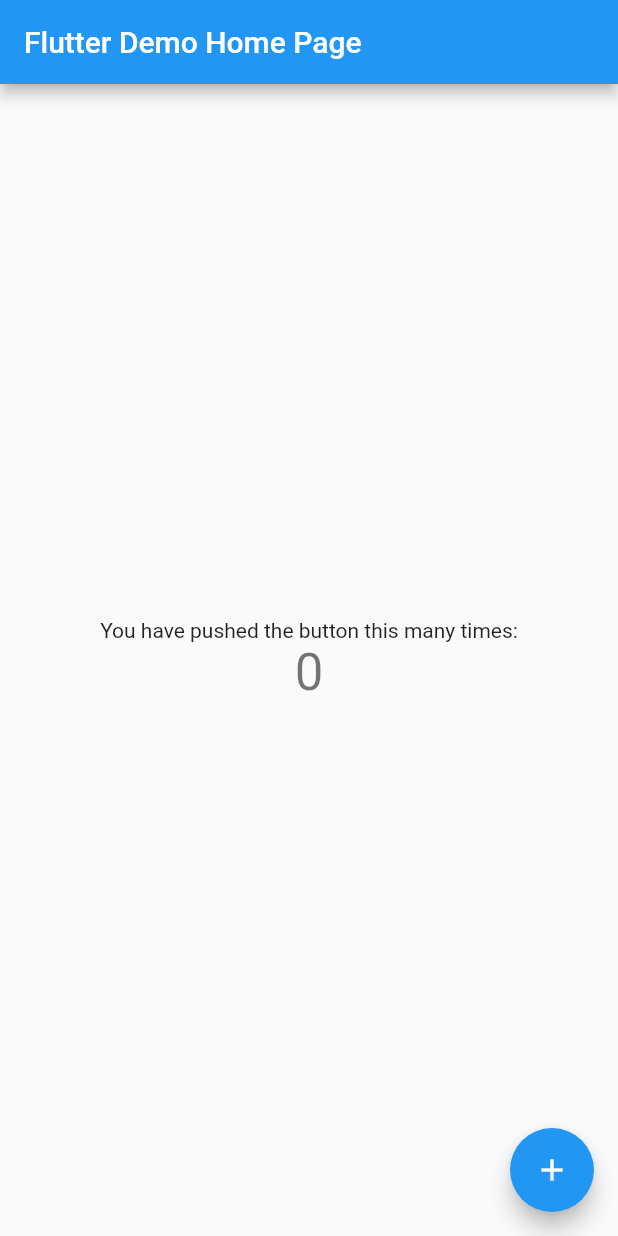
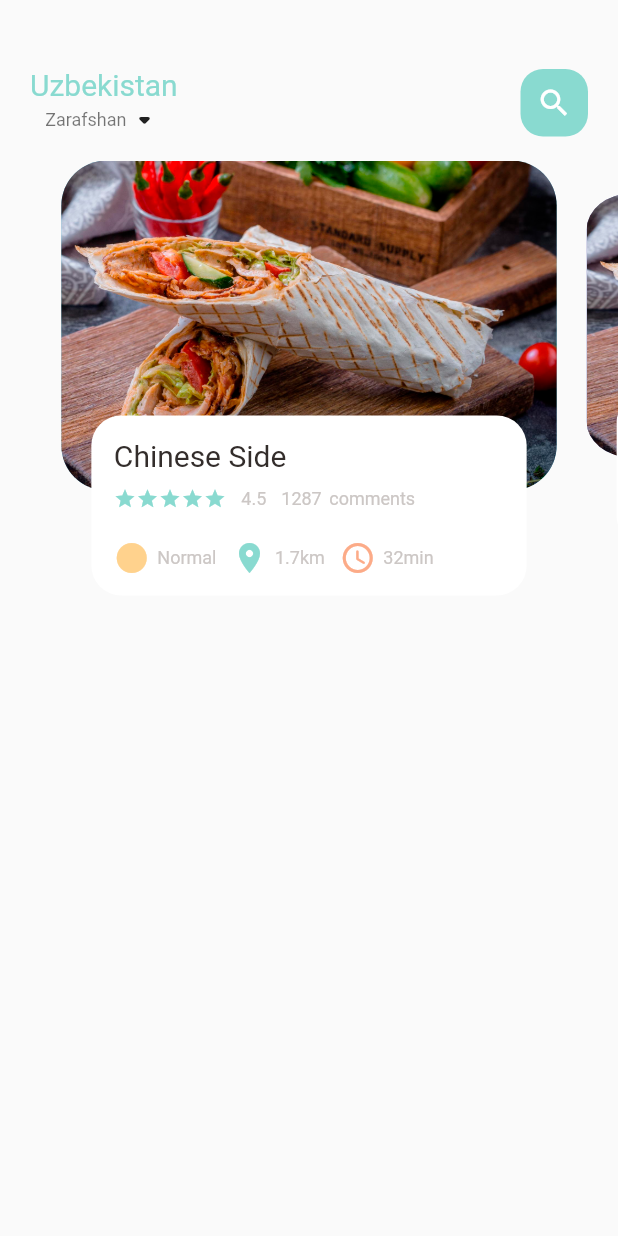
Before and after one commit to KHALMATOV-FARRUKH/food_delivery_app, a Flutter app: the screen it shows after launch, on a phone screen of 412 x 824 dp. Run offline on Flutter 3.47's test engine with Material 2 defaults, Android fonts, the phone set to English and light mode, and no system bars.

Commit message:
Created folders: assets/       /font       /image home utils widgets
Added .png files and font's (Roboto)

Created dart files:
big_text.dart
colors.dart
food_page_body.dart
icon_and_text_widget.dart
main_food_page.dart
small_text.dart

```diff
--- /dev/null
+++ b/lib/home/food_page_body.dart
@@ -0,0 +1,163 @@
+import 'package:flutter/material.dart';
+import 'package:flutter/cupertino.dart';
+import 'package:food_delivery_app/utils/colors.dart';
+import 'package:food_delivery_app/widgets/big_text.dart';
+import 'package:food_delivery_app/widgets/icon_and_text_widget.dart';
+import 'package:food_delivery_app/widgets/small_text.dart';
+
+class FoodPageBody extends StatefulWidget {
+  const FoodPageBody({Key? key}) : super(key: key);
+
+  @override
+  State<FoodPageBody> createState() => _FoodPageBodyState();
+}
+
+class _FoodPageBodyState extends State<FoodPageBody> {
+  PageController pageController = PageController(viewportFraction: 0.85);
+
+  var _currPageValue = 0.0;
+  double _scaleFactor = 0.8;
+  double _height = 220;
+
+  @override
+  void initState() {
+    super.initState();
+    pageController.addListener(() {
+      setState(() {
+        _currPageValue = pageController.page!;
+      });
+    });
+  }
+
+  @override
+  void dispose() {
+    pageController.dispose();
+  }
+
+  @override
+  Widget build(BuildContext context) {
+    return Container(
+      // color: Colors.red,
+      height: 320,
+      child: PageView.builder(
+          controller: pageController,
+          itemCount: 5,
+          itemBuilder: (context, position) {
+            return _buildPageItem(position);
+          }),
+    );
+  }
+
+  Widget _buildPageItem(int index) {
+    Matrix4 matrix = new Matrix4.identity();
+    if (index == _currPageValue.floor()) {
+      var currScale = 1 - (_currPageValue - index) * (1 - _scaleFactor);
+      var currTrans = _height * (1 - currScale) / 2;
+      matrix = Matrix4.diagonal3Values(1, currScale, 1)
+        ..setTranslationRaw(0, currTrans, 0);
+    } else if (index == _currPageValue.floor() + 1) {
+      var currScale =
+          _scaleFactor + (_currPageValue - index + 1) * (1 - _scaleFactor);
+      var currTrans = _height * (1 - currScale) / 2;
+      matrix = Matrix4.diagonal3Values(1, currScale, 1);
+      matrix = Matrix4.diagonal3Values(1, currScale, 1)
+        ..setTranslationRaw(0, currTrans, 0);
+    } else if (index == _currPageValue.floor() - 1) {
+      var currScale = 1 - (_currPageValue - index) * (1 - _scaleFactor);
+      var currTrans = _height * (1 - currScale) / 2;
+      matrix = Matrix4.diagonal3Values(1, currScale, 1);
+      matrix = Matrix4.diagonal3Values(1, currScale, 1)
+        ..setTranslationRaw(0, currTrans, 0);
+    } else {
+      var currScale = 0.8;
+      matrix = Matrix4.diagonal3Values(1, currScale, 1)
+        ..setTranslationRaw(0, _height * (1 - _scaleFactor) / 2, 1);
+    }
+
+    return Transform(
+      transform: matrix,
+      child: Stack(
+        children: [
+          Container(
+            height: 220,
+            margin: EdgeInsets.only(left: 10, right: 10),
+            decoration: BoxDecoration(
+              borderRadius: BorderRadius.circular(30),
+              color: index.isEven ? Color(0xFF69c5df) : Color(0xFF9294cc),
+              image: DecorationImage(
+                fit: BoxFit.cover,
+                image: AssetImage("assets/image/food0.png"),
+              ),
+            ),
+          ),
+          Align(
+            alignment: Alignment.bottomCenter,
+            child: Container(
+              height: 120,
+              margin: EdgeInsets.only(left: 30, right: 30, bottom: 30),
+              decoration: BoxDecoration(
+                borderRadius: BorderRadius.circular(20),
+                color: Colors.white,
+                boxShadow: [
+
+                ]
+              ),
+              child: Container(
+                padding: EdgeInsets.only(top: 15, left: 15, right: 15),
+                child: Column(
+                  crossAxisAlignment: CrossAxisAlignment.start,
+                  children: [
+                    BigText(text: "Chinese Side"),
+                    SizedBox(height: 10),
+                    Row(
+                      children: [
+                        Wrap(
+                          children: List.generate(5, (index) {
+                            return Icon(
+                              Icons.star,
+                              color: AppColors.mainColor,
+                              size: 15,
+                            );
+                          }),
+                        ),
+                        SizedBox(width: 10),
+                        SmallText(text: "4.5"),
+                        SizedBox(width: 10),
+                        SmallText(text: "1287"),
+                        SizedBox(width: 5),
+                        SmallText(text: "comments"),
+                      ],
+                    ),
+                    SizedBox(height: 20),
+                    Row(
+                      children: [
+                        IconAndTextWidget(
+                          icon: Icons.circle_sharp,
+                          text: "Normal",
+                          iconColor: AppColors.iconColor1,
+                        ),
+                        SizedBox(width: 10),
+                        IconAndTextWidget(
+                          icon: Icons.location_on,
+                          text: "1.7km",
+                          iconColor: AppColors.mainColor,
+                        ),
+                        SizedBox(width: 10),
+                        IconAndTextWidget(
+                          icon: Icons.access_time_rounded,
+                          text: "32min",
+                          iconColor: AppColors.iconColor2,
+                        ),
+                      ],
+                    ),
+                  ],
+                ),
+              ),
+
+            ),
+          ),
+        ],
+      ),
+    );
+  }
+}
--- /dev/null
+++ b/lib/home/main_food_page.dart
@@ -0,0 +1,64 @@
+import 'package:flutter/material.dart';
+import 'package:food_delivery_app/home/food_page_body.dart';
+import 'package:food_delivery_app/utils/colors.dart';
+import 'package:food_delivery_app/widgets/big_text.dart';
+import 'package:food_delivery_app/widgets/small_text.dart';
+
+class MainFoodPage extends StatefulWidget {
+  const MainFoodPage({Key? key}) : super(key: key);
+
+  @override
+  State<MainFoodPage> createState() => _MainFoodPageState();
+}
+
+class _MainFoodPageState extends State<MainFoodPage> {
+  @override
+  Widget build(BuildContext context) {
+    return Scaffold(
+      body: Column(
+        children: [
+          Container(
+            child: Container(
+              margin: EdgeInsets.only(top: 45, bottom: 15),
+              padding: EdgeInsets.only(left: 20, right: 20),
+              child: Row(
+                mainAxisAlignment: MainAxisAlignment.spaceBetween,
+                children: [
+                  Column(
+                    children: [
+                      BigText(
+                        text: "Uzbekistan",
+                        color: AppColors.mainColor,
+                      ),
+                      Row(
+                        children: [
+                          SmallText(text: "Zarafshan", color: Colors.black54),
+                          Icon(Icons.arrow_drop_down_rounded),
+                        ],
+                      ),
+                    ],
+                  ),
+                  Center(
+                    child: Container(
+                      width: 45,
+                      height: 45,
+                      child: Icon(
+                        Icons.search,
+                        color: Colors.white,
+                      ),
+                      decoration: BoxDecoration(
+                        borderRadius: BorderRadius.circular(15),
+                        color: AppColors.mainColor,
+                      ),
+                    ),
+                  ),
+                ],
+              ),
+            ),
+          ),
+          FoodPageBody(),
+        ],
+      ),
+    );
+  }
+}
--- a/lib/main.dart
+++ b/lib/main.dart
@@ -1,4 +1,5 @@
 import 'package:flutter/material.dart';
+import 'package:food_delivery_app/home/main_food_page.dart';
 
 void main() {
   runApp(const MyApp());
@@ -7,109 +8,16 @@
 class MyApp extends StatelessWidget {
   const MyApp({super.key});
 
-  // This widget is the root of your application.
+
   @override
   Widget build(BuildContext context) {
     return MaterialApp(
+      debugShowCheckedModeBanner: false,
       title: 'Flutter Demo',
       theme: ThemeData(
-        // This is the theme of your application.
-        //
-        // Try running your application with "flutter run". You'll see the
-        // application has a blue toolbar. Then, without quitting the app, try
-        // changing the primarySwatch below to Colors.green and then invoke
-        // "hot reload" (press "r" in the console where you ran "flutter run",
-        // or simply save your changes to "hot reload" in a Flutter IDE).
-        // Notice that the counter didn't reset back to zero; the application
-        // is not restarted.
         primarySwatch: Colors.blue,
       ),
-      home: const MyHomePage(title: 'Flutter Demo Home Page'),
+      home: MainFoodPage(),
     );
   }
 }
-
-class MyHomePage extends StatefulWidget {
-  const MyHomePage({super.key, required this.title});
-
-  // This widget is the home page of your application. It is stateful, meaning
-  // that it has a State object (defined below) that contains fields that affect
-  // how it looks.
-
-  // This class is the configuration for the state. It holds the values (in this
-  // case the title) provided by the parent (in this case the App widget) and
-  // used by the build method of the State. Fields in a Widget subclass are
-  // always marked "final".
-
-  final String title;
-
-  @override
-  State<MyHomePage> createState() => _MyHomePageState();
-}
-
-class _MyHomePageState extends State<MyHomePage> {
-  int _counter = 0;
-
-  void _incrementCounter() {
-    setState(() {
-      // This call to setState tells the Flutter framework that something has
-      // changed in this State, which causes it to rerun the build method below
-      // so that the display can reflect the updated values. If we changed
-      // _counter without calling setState(), then the build method would not be
-      // called again, and so nothing would appear to happen.
-      _counter++;
-    });
-  }
-
-  @override
-  Widget build(BuildContext context) {
-    // This method is rerun every time setState is called, for instance as done
-    // by the _incrementCounter method above.
-    //
-    // The Flutter framework has been optimized to make rerunning build methods
-    // fast, so that you can just rebuild anything that needs updating rather
-    // than having to individually change instances of widgets.
-    return Scaffold(
-      appBar: AppBar(
-        // Here we take the value from the MyHomePage object that was created by
-        // the App.build method, and use it to set our appbar title.
-        title: Text(widget.title),
-      ),
-      body: Center(
-        // Center is a layout widget. It takes a single child and positions it
-        // in the middle of the parent.
-        child: Column(
-          // Column is also a layout widget. It takes a list of children and
-          // arranges them vertically. By default, it sizes itself to fit its
-          // children horizontally, and tries to be as tall as its parent.
-          //
-          // Invoke "debug painting" (press "p" in the console, choose the
-          // "Toggle Debug Paint" action from the Flutter Inspector in Android
-          // Studio, or the "Toggle Debug Paint" command in Visual Studio Code)
-          // to see the wireframe for each widget.
-          //
-          // Column has various properties to control how it sizes itself and
-          // how it positions its children. Here we use mainAxisAlignment to
-          // center the children vertically; the main axis here is the vertical
-          // axis because Columns are vertical (the cross axis would be
-          // horizontal).
-          mainAxisAlignment: MainAxisAlignment.center,
-          children: <Widget>[
-            const Text(
-              'You have pushed the button this many times:',
-            ),
-            Text(
-              '$_counter',
-              style: Theme.of(context).textTheme.headline4,
-            ),
-          ],
-        ),
-      ),
-      floatingActionButton: FloatingActionButton(
-        onPressed: _incrementCounter,
-        tooltip: 'Increment',
-        child: const Icon(Icons.add),
-      ), // This trailing comma makes auto-formatting nicer for build methods.
-    );
-  }
-}
--- /dev/null
+++ b/lib/utils/colors.dart
@@ -0,0 +1,17 @@
+import 'dart:ui';
+
+class AppColors{
+  static final Color textColor = const Color(0xFFccc7c5);
+  static final Color mainColor = const Color(0xFF89dad0);
+
+  static final Color iconColor1 = const Color(0xFFffd28d);
+  static final Color iconColor2 = const Color(0xFFfcab88);
+  static final Color paraColor = const Color(0xFF8f837f);
+  static final Color buttonBackgroundColor = const Color(0xFFf7f6f4);
+  static final Color signColor = const Color(0xFFa9a29f);
+  static final Color mainBlackColor = const Color(0xFF332d2b);
+
+  static final Color yellowColor = const Color(0xFFffd379);
+
+
+}
--- /dev/null
+++ b/lib/widgets/big_text.dart
@@ -0,0 +1,31 @@
+import 'package:flutter/material.dart';
+
+class BigText extends StatelessWidget {
+   Color? color;
+  final String text;
+  double size;
+  TextOverflow overFlow;
+
+  BigText(
+      {Key? key,
+      this.color = const Color(0xFF332d2b),
+      required this.text,
+      this.size = 20,
+      this.overFlow = TextOverflow.ellipsis})
+      : super(key: key);
+
+  @override
+  Widget build(BuildContext context) {
+    return Text(
+      text,
+      maxLines: 1,
+      overflow: overFlow,
+      style: TextStyle(
+        fontFamily: 'Roboto',
+        color: color,
+        fontSize: size,
+        fontWeight: FontWeight.w400,
+      ),
+    );
+  }
+}
--- /dev/null
+++ b/lib/widgets/icon_and_text_widget.dart
@@ -0,0 +1,32 @@
+import 'package:flutter/cupertino.dart';
+import 'package:flutter/material.dart';
+import 'package:food_delivery_app/widgets/small_text.dart';
+
+class IconAndTextWidget extends StatelessWidget {
+  final IconData icon;
+  final String text;
+
+  final Color iconColor;
+
+  const IconAndTextWidget({
+    Key? key,
+    required this.icon,
+    required this.text,
+
+    required this.iconColor,
+  }) : super(key: key);
+
+  @override
+  Widget build(BuildContext context) {
+    return Row(
+      children: [
+        Icon(
+          icon,
+          color: iconColor,
+        ),
+        SizedBox(width: 5),
+        SmallText(text: text)
+      ],
+    );
+  }
+}
--- /dev/null
+++ b/lib/widgets/small_text.dart
@@ -0,0 +1,30 @@
+import 'package:flutter/material.dart';
+
+class SmallText extends StatelessWidget {
+  Color? color;
+  final String text;
+  double size;
+  double height;
+
+  SmallText({
+    Key? key,
+    this.color = const Color(0xFFccc7c5),
+    required this.text,
+    this.size = 12,
+    this.height=1.2
+  }) : super(key: key);
+
+  @override
+  Widget build(BuildContext context) {
+    return Text(
+      text,
+
+      style: TextStyle(
+        fontFamily: 'Roboto',
+        color: color,
+        fontSize: size,
+        height: height
+      ),
+    );
+  }
+}
```
Also changed, not shown: pubspec.yaml (+14 -15 lines), assets/font/Roboto-Black.ttf (added), assets/font/Roboto-Bold.ttf (added), assets/font/Roboto-Medium.ttf (added), assets/font/Roboto-Regular.ttf (added), assets/image/food0.png (added), assets/image/food2.png (added), 2 other files.
